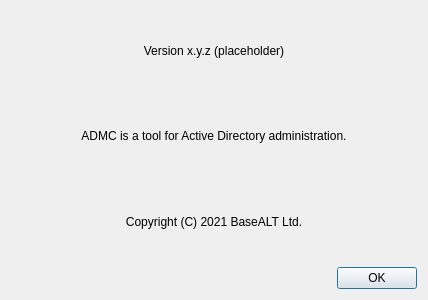
Old version of the form src/admc/about_dialog.ui in the repository altlinux/admc.
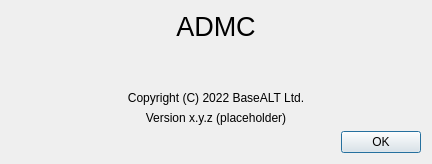
New version of the form.

Commit message:
improve about dialog
improve text inside it
reduce empty space by resizing
update license year

What changed in the file:
```diff
--- a/src/admc/about_dialog.ui
+++ b/src/admc/about_dialog.ui
@@ -6,8 +6,8 @@
    <rect>
     <x>0</x>
     <y>0</y>
-    <width>428</width>
-    <height>300</height>
+    <width>432</width>
+    <height>164</height>
    </rect>
   </property>
   <property name="windowTitle">
@@ -15,9 +15,16 @@
   </property>
   <layout class="QVBoxLayout" name="verticalLayout">
    <item>
-    <widget class="QLabel" name="version_label">
+    <widget class="QLabel" name="label_1">
+     <property name="font">
+      <font>
+       <pointsize>20</pointsize>
+       <weight>50</weight>
+       <bold>false</bold>
+      </font>
+     </property>
      <property name="text">
-      <string notr="true">Version x.y.z (placeholder)</string>
+      <string notr="true">ADMC</string>
      </property>
      <property name="alignment">
       <set>Qt::AlignCenter</set>
@@ -25,19 +32,32 @@
     </widget>
    </item>
    <item>
-    <widget class="QLabel" name="label">
-     <property name="text">
-      <string>ADMC is a tool for Active Directory administration.</string>
+    <spacer name="verticalSpacer">
+     <property name="orientation">
+      <enum>Qt::Vertical</enum>
      </property>
-     <property name="alignment">
-      <set>Qt::AlignCenter</set>
+     <property name="sizeHint" stdset="0">
+      <size>
+       <width>20</width>
+       <height>40</height>
+      </size>
      </property>
-    </widget>
+    </spacer>
    </item>
    <item>
     <widget class="QLabel" name="label_2">
      <property name="text">
-      <string>Copyright (C) 2021 BaseALT Ltd.</string>
+      <string>Copyright (C) 2022 BaseALT Ltd.</string>
+     </property>
+     <property name="alignment">
+      <set>Qt::AlignCenter</set>
+     </property>
+    </widget>
+   </item>
+   <item>
+    <widget class="QLabel" name="version_label">
+     <property name="text">
+      <string>Version x.y.z (placeholder)</string>
      </property>
      <property name="alignment">
       <set>Qt::AlignCenter</set>
```
The commit also changes 1 other file.
